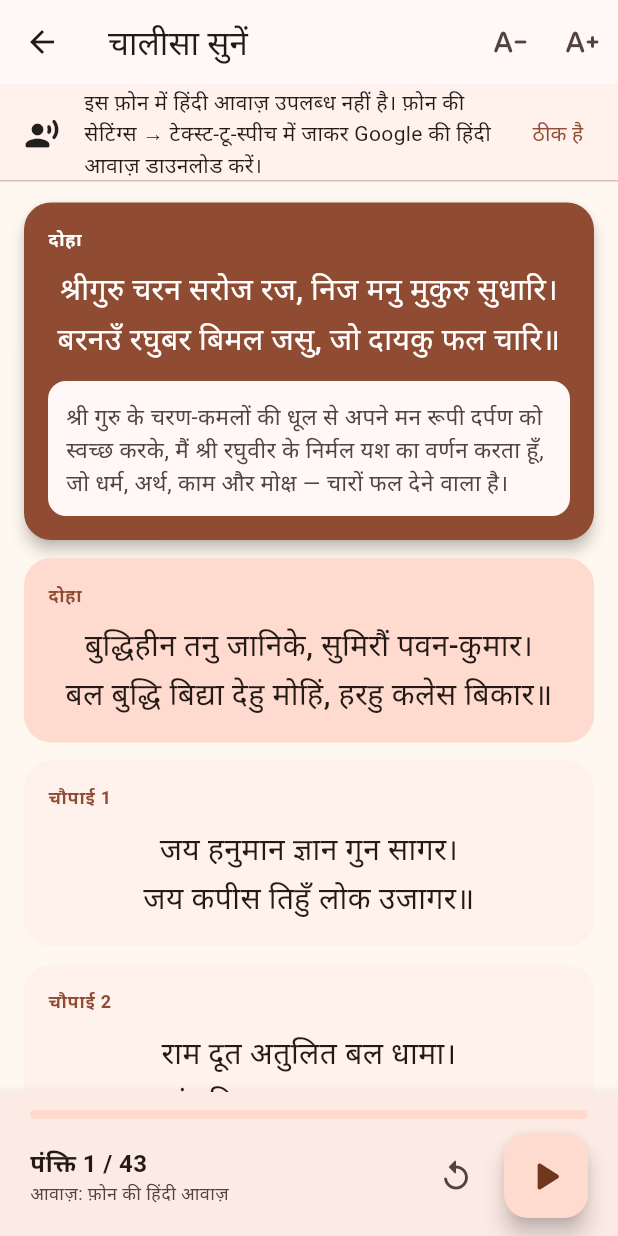
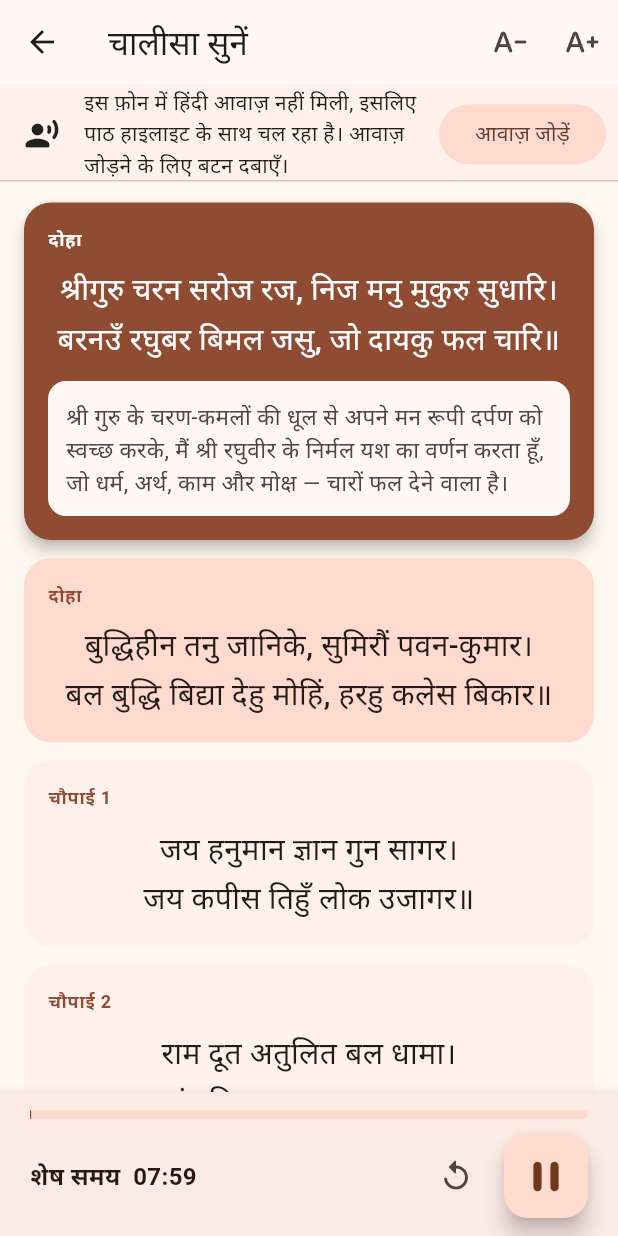
Before and after one commit to NineXmInfotech/hanuman-chalisa, a Flutter app: the PathPlayerScreen screen opened directly, scrolled down 576 dp, after a tap on the "play arrow" icon, on a phone screen of 412 x 824 dp. Run offline on Flutter 3.47's test engine with Material 3 defaults, Android fonts, the phone set to English and light mode, and no system bars; our stand-ins replace flutter_tts, shared_preferences, wakelock_plus; missing offline and left inert: android_intent_plus; accounts and stored records are empty.

Commit message:
Listen works on every phone: read-along fallback and one-tap voice install
- No Hindi voice or engine not responding -> continue as an 8-minute
  highlighted read-along instead of stopping
- Banner with a single 'Install voice' button opening the voice download

Co-Authored-By: Claude Opus 5.5 <noreply@anthropic.com>
Claude-Session: https://claude.ai/code/session_017DxTmZzBSbZefsvBKTDZEK

```diff
--- a/lib/main.dart
+++ b/lib/main.dart
@@ -1,5 +1,6 @@
 import 'dart:async';
 
+import 'package:android_intent_plus/android_intent.dart';
 import 'package:flutter/material.dart';
 import 'package:flutter/services.dart';
 import 'package:flutter_tts/flutter_tts.dart';
@@ -812,6 +813,11 @@ class _PathPlayerScreenState extends State<PathPlayerScreen> {
 
   bool get _audioMode => widget.duration == null;
 
+  /// Pace used when the phone has no Hindi voice (close to a normal recitation).
+  static const Duration _normalDuration = Duration(minutes: 8);
+  Duration get _total => widget.duration ?? _normalDuration;
+  bool get _speaking => _audioMode && !_noVoice;
+
   @override
   void initState() {
     super.initState();
@@ -829,7 +835,15 @@ class _PathPlayerScreenState extends State<PathPlayerScreen> {
       WakelockPlus.enable();
     } catch (_) {}
 
-    if (_audioMode) _initTts();
+    if (_audioMode) {
+      _initTts();
+      // If the voice engine doesn't answer in time, use the read-along.
+      Future.delayed(const Duration(seconds: 5), () {
+        if (mounted && !_ttsReady && !_noVoice) {
+          setState(() => _noVoice = true);
+        }
+      });
+    }
   }
 
   Future<void> _initTts() async {
@@ -861,6 +875,19 @@ class _PathPlayerScreenState extends State<PathPlayerScreen> {
     super.dispose();
   }
 
+  Future<void> _openVoiceInstall() async {
+    try {
+      await AndroidIntent(
+        action: 'android.speech.tts.engine.INSTALL_TTS_DATA',
+      ).launch();
+    } catch (_) {
+      try {
+        await AndroidIntent(action: 'com.android.settings.TTS_SETTINGS')
+            .launch();
+      } catch (_) {}
+    }
+  }
+
   void _scrollTo(int index) {
     final ctx = _keys[index].currentContext;
     if (ctx == null) return;
@@ -878,7 +905,7 @@ class _PathPlayerScreenState extends State<PathPlayerScreen> {
       _playing = true;
       _started = true;
     });
-    if (_audioMode) {
+    if (_speaking) {
       _speakLoop();
     } else {
       _startTimer();
@@ -929,10 +956,9 @@ class _PathPlayerScreenState extends State<PathPlayerScreen> {
       if (result != 1 || tookMs < 400) {
         quickFailures++;
         if (quickFailures >= 2) {
-          setState(() {
-            _playing = false;
-            _noVoice = true;
-          });
+          // No usable voice: carry on as a read-along from this verse.
+          setState(() => _noVoice = true);
+          _startTimer();
           return;
         }
         continue; // retry the same verse once
@@ -947,9 +973,12 @@ class _PathPlayerScreenState extends State<PathPlayerScreen> {
   }
 
   void _startTimer() {
-    final total = widget.duration!;
+    final total = _total;
     const tick = Duration(milliseconds: 250);
     _timer?.cancel();
+    if (_elapsed == Duration.zero && _current > 0) {
+      _elapsed = total * _ends[_current - 1];
+    }
     _scrollTo(_current);
     _timer = Timer.periodic(tick, (timer) {
       if (!mounted) {
@@ -1010,18 +1039,18 @@ class _PathPlayerScreenState extends State<PathPlayerScreen> {
 
     final double progress;
     final String status;
-    if (_audioMode) {
+    if (_speaking) {
       final done = _finished ? allVerses.length : _current;
       progress = done / allVerses.length;
       final shown = _current < allVerses.length ? _current + 1 : allVerses.length;
       status = '${t('verse')} $shown / ${allVerses.length}';
     } else {
-      final total = widget.duration!;
+      final total = _total;
       progress = _elapsed.inMilliseconds / total.inMilliseconds;
       status = '${t('timeLeft')}  ${formatTime(total - _elapsed)}';
     }
 
-    final canPlay = !_audioMode || (_ttsReady && !_noVoice);
+    final canPlay = !_audioMode || _ttsReady || _noVoice;
 
     return Scaffold(
       appBar: AppBar(
@@ -1041,14 +1070,14 @@ class _PathPlayerScreenState extends State<PathPlayerScreen> {
       ),
       body: Column(
         children: [
-          if (_noVoice)
+          if (_audioMode && _noVoice)
             MaterialBanner(
-              content: Text(t('noVoice')),
+              content: Text(t('silentNote')),
               leading: const Icon(Icons.record_voice_over_rounded),
               actions: [
-                TextButton(
-                  onPressed: () => setState(() => _noVoice = false),
-                  child: Text(t('ok')),
+                FilledButton.tonal(
+                  onPressed: _openVoiceInstall,
+                  child: Text(t('installVoice')),
                 ),
               ],
             ),
@@ -1103,7 +1132,7 @@ class _PathPlayerScreenState extends State<PathPlayerScreen> {
                                   style: const TextStyle(
                                       fontSize: 16,
                                       fontWeight: FontWeight.w600)),
-                              if (_audioMode)
+                              if (_speaking)
                                 Text(t('voiceNote'),
                                     style: TextStyle(
                                         fontSize: 12,
--- a/lib/strings.dart
+++ b/lib/strings.dart
@@ -65,5 +65,11 @@ const Map<String, List<String>> appStrings = {
     'શ્રી હનુમાન ચાલીસાની રચના ગોસ્વામી તુલસીદાસજીએ કરી છે (પબ્લિક ડોમેન). લિપ્યંતર અને અર્થ આ એપ માટે લખવામાં આવ્યા છે.',
     'Shri Hanuman Chalisa was composed by Goswami Tulsidas (public domain). Transliteration and meanings were written for this app.',
   ],
+  'silentNote': [
+    'इस फ़ोन में हिंदी आवाज़ नहीं मिली, इसलिए पाठ हाइलाइट के साथ चल रहा है। आवाज़ जोड़ने के लिए बटन दबाएँ।',
+    'આ ફોનમાં હિન્દી અવાજ મળ્યો નથી, તેથી પાઠ હાઇલાઇટ સાથે ચાલે છે. અવાજ ઉમેરવા બટન દબાવો.',
+    'No Hindi voice on this phone, so the path continues with highlighting. Tap the button to add the voice.',
+  ],
+  'installVoice': ['आवाज़ जोड़ें', 'અવાજ ઉમેરો', 'Install voice'],
   'roundDone': ['माला राउंड पूर्ण 🙏', 'માળા રાઉન્ડ પૂર્ણ 🙏', 'Mala round complete 🙏'],
 };
--- a/pubspec.yaml
+++ b/pubspec.yaml
@@ -1,7 +1,7 @@
 name: hanumanchalisa
 description: Read and recite the Shri Hanuman Chalisa with meaning, transliteration and a mala counter.
 publish_to: 'none'
-version: 1.1.0+2
+version: 1.2.0+3
 
 environment:
   sdk: '>=3.3.0 <4.0.0'
@@ -12,6 +12,7 @@ dependencies:
   shared_preferences: ^2.3.0
   flutter_tts: ^4.0.0
   wakelock_plus: ^1.2.0
+  android_intent_plus: ^5.0.0
 
 dev_dependencies:
   flutter_test:
```
